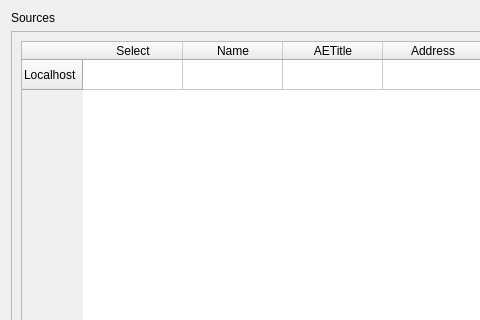
Old version of the form Libs/DICOM/Widgets/Resources/UI/ctkDICOMServerNodeWidget.ui in the repository commontk/CTK; both pictures show x 0 to 480 and y 0 to 320 of the 600 by 510 pixel window.
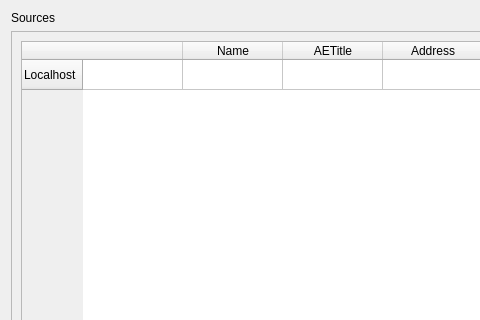
New version of the form.

Patch:
```diff
--- a/Libs/DICOM/Widgets/Resources/UI/ctkDICOMServerNodeWidget.ui
+++ b/Libs/DICOM/Widgets/Resources/UI/ctkDICOMServerNodeWidget.ui
@@ -45,7 +45,7 @@
          </row>
          <column>
           <property name="text">
-           <string>Select</string>
+           <string/>
           </property>
          </column>
          <column>
```
Left out of the diff: 2 changed lines with no effect on the pictures.
